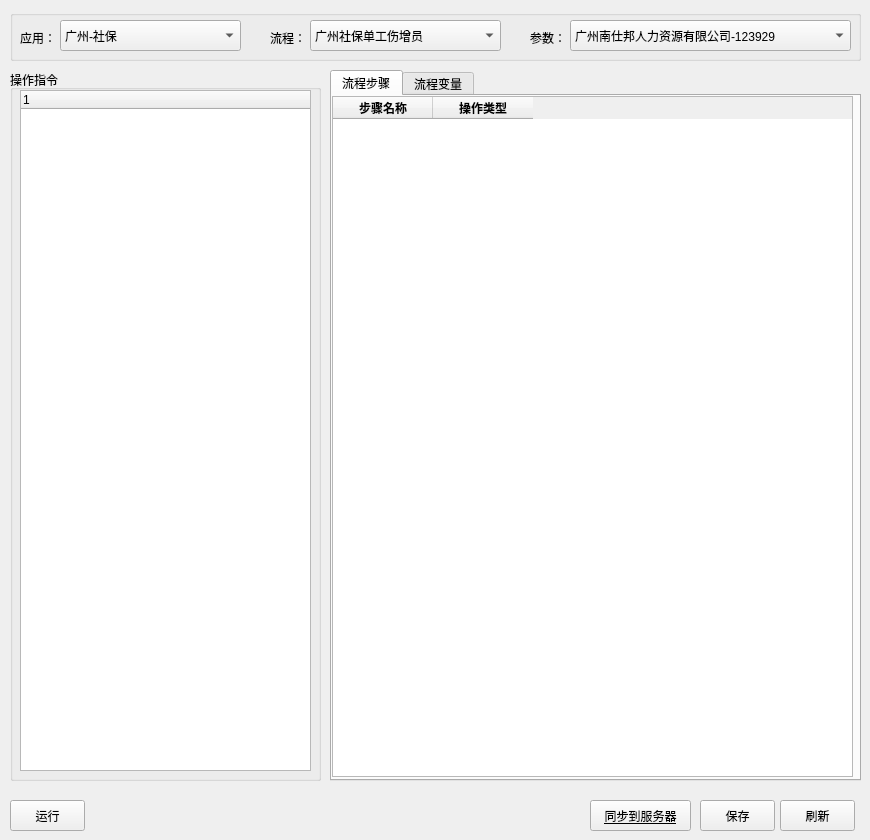
This is src/seebot/seebot/ide/flow_config.ui in itishsy/seebot as Qt 5 draws it before an edit. The edited form follows.
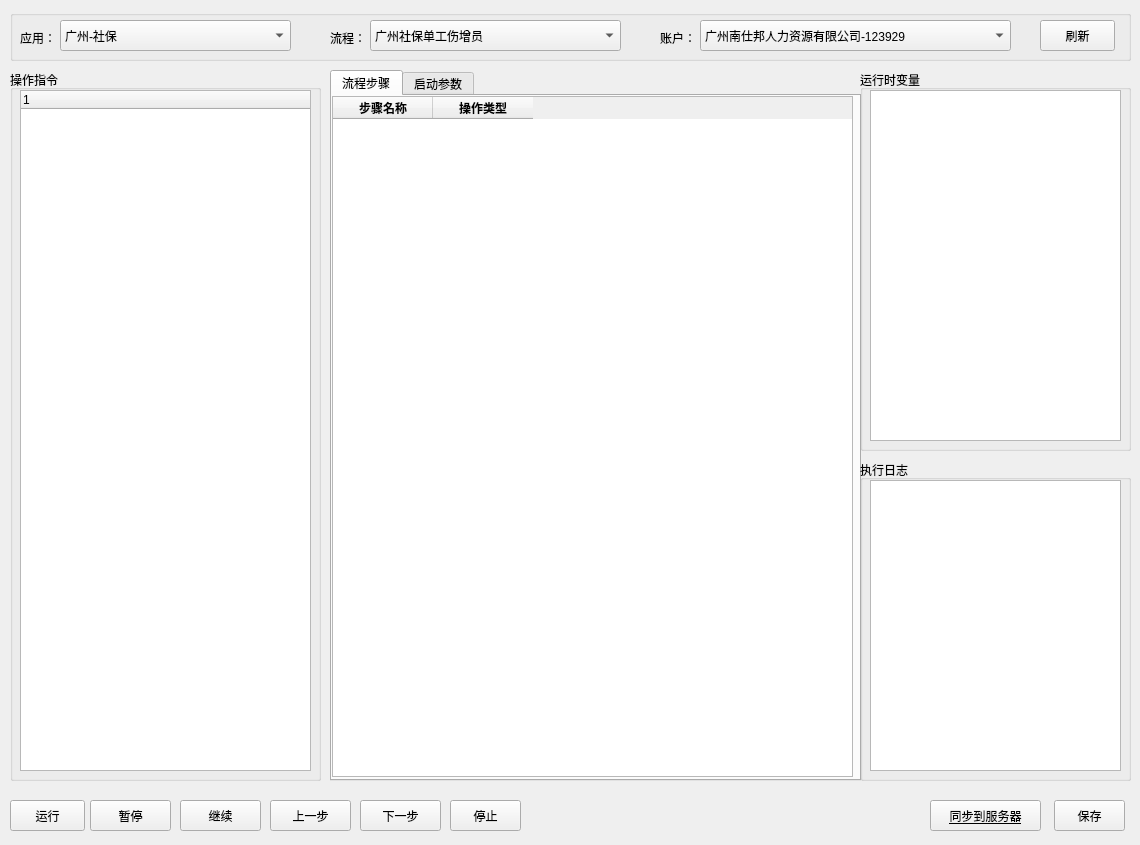
This is the edited form.

Patch:
```diff
--- a/src/seebot/seebot/ide/flow_config.ui
+++ b/src/seebot/seebot/ide/flow_config.ui
@@ -6,8 +6,8 @@
    <rect>
     <x>0</x>
     <y>0</y>
-    <width>870</width>
-    <height>840</height>
+    <width>1140</width>
+    <height>845</height>
    </rect>
   </property>
   <property name="sizePolicy">
@@ -104,7 +104,7 @@
    </widget>
    <widget class="QWidget" name="tab_flow_vars">
     <attribute name="title">
-     <string>流程变量</string>
+     <string>启动参数</string>
     </attribute>
     <widget class="QTableWidget" name="tbl_args">
      <property name="geometry">
@@ -158,9 +158,9 @@
   <widget class="QPushButton" name="btn_save">
    <property name="geometry">
     <rect>
-     <x>700</x>
+     <x>1054</x>
      <y>800</y>
-     <width>75</width>
+     <width>71</width>
      <height>31</height>
     </rect>
    </property>
@@ -171,9 +171,9 @@
   <widget class="QPushButton" name="btn_sync">
    <property name="geometry">
     <rect>
-     <x>590</x>
+     <x>930</x>
      <y>800</y>
-     <width>101</width>
+     <width>111</width>
      <height>31</height>
     </rect>
    </property>
@@ -238,7 +238,7 @@
     <rect>
      <x>10</x>
      <y>10</y>
-     <width>851</width>
+     <width>1121</width>
      <height>51</height>
     </rect>
    </property>
@@ -263,7 +263,7 @@
      <rect>
       <x>50</x>
       <y>10</y>
-      <width>181</width>
+      <width>231</width>
       <height>31</height>
      </rect>
     </property>
@@ -281,7 +281,7 @@
    <widget class="QLabel" name="lab_flow">
     <property name="geometry">
      <rect>
-      <x>260</x>
+      <x>320</x>
       <y>20</y>
       <width>53</width>
       <height>15</height>
@@ -294,9 +294,9 @@
    <widget class="QComboBox" name="cmb_flow">
     <property name="geometry">
      <rect>
-      <x>300</x>
+      <x>360</x>
       <y>10</y>
-      <width>191</width>
+      <width>251</width>
       <height>31</height>
      </rect>
     </property>
@@ -317,22 +317,22 @@
    <widget class="QLabel" name="lab_account">
     <property name="geometry">
      <rect>
-      <x>520</x>
+      <x>650</x>
       <y>20</y>
       <width>53</width>
       <height>15</height>
      </rect>
     </property>
     <property name="text">
-     <string>参数：</string>
+     <string>账户：</string>
     </property>
    </widget>
    <widget class="QComboBox" name="cmb_task">
     <property name="geometry">
      <rect>
-      <x>560</x>
+      <x>690</x>
       <y>10</y>
-      <width>281</width>
+      <width>311</width>
       <height>31</height>
      </rect>
     </property>
@@ -350,20 +350,134 @@
      </property>
     </item>
    </widget>
+   <widget class="QPushButton" name="btn_reload">
+    <property name="geometry">
+     <rect>
+      <x>1030</x>
+      <y>10</y>
+      <width>75</width>
+      <height>31</height>
+     </rect>
+    </property>
+    <property name="text">
+     <string>刷新</string>
+    </property>
+   </widget>
   </widget>
-  <widget class="QPushButton" name="btn_reload">
+  <widget class="QPushButton" name="btn_suspend">
    <property name="geometry">
     <rect>
-     <x>780</x>
+     <x>90</x>
      <y>800</y>
-     <width>75</width>
+     <width>81</width>
      <height>31</height>
     </rect>
    </property>
    <property name="text">
-    <string>刷新</string>
+    <string>暂停</string>
    </property>
   </widget>
+  <widget class="QPushButton" name="btn_continue">
+   <property name="geometry">
+    <rect>
+     <x>180</x>
+     <y>800</y>
+     <width>81</width>
+     <height>31</height>
+    </rect>
+   </property>
+   <property name="text">
+    <string>继续</string>
+   </property>
+  </widget>
+  <widget class="QPushButton" name="btn_back">
+   <property name="geometry">
+    <rect>
+     <x>270</x>
+     <y>800</y>
+     <width>81</width>
+     <height>31</height>
+    </rect>
+   </property>
+   <property name="text">
+    <string>上一步</string>
+   </property>
+  </widget>
+  <widget class="QPushButton" name="btn_next">
+   <property name="geometry">
+    <rect>
+     <x>360</x>
+     <y>800</y>
+     <width>81</width>
+     <height>31</height>
+    </rect>
+   </property>
+   <property name="text">
+    <string>下一步</string>
+   </property>
+  </widget>
+  <widget class="QPushButton" name="btn_stop">
+   <property name="geometry">
+    <rect>
+     <x>450</x>
+     <y>800</y>
+     <width>71</width>
+     <height>31</height>
+    </rect>
+   </property>
+   <property name="text">
+    <string>停止</string>
+   </property>
+  </widget>
+  <widget class="QGroupBox" name="gbx_vars">
+   <property name="geometry">
+    <rect>
+     <x>860</x>
+     <y>70</y>
+     <width>271</width>
+     <height>381</height>
+    </rect>
+   </property>
+   <property name="title">
+    <string>运行时变量</string>
+   </property>
+   <widget class="QTableView" name="tbl_vars">
+    <property name="geometry">
+     <rect>
+      <x>10</x>
+      <y>20</y>
+      <width>251</width>
+      <height>351</height>
+     </rect>
+    </property>
+   </widget>
+  </widget>
+  <widget class="QGroupBox" name="gbx_logs">
+   <property name="geometry">
+    <rect>
+     <x>860</x>
+     <y>460</y>
+     <width>271</width>
+     <height>321</height>
+    </rect>
+   </property>
+   <property name="title">
+    <string>执行日志</string>
+   </property>
+   <widget class="QListWidget" name="lis_logs">
+    <property name="enabled">
+     <bool>true</bool>
+    </property>
+    <property name="geometry">
+     <rect>
+      <x>10</x>
+      <y>20</y>
+      <width>251</width>
+      <height>291</height>
+     </rect>
+    </property>
+   </widget>
+  </widget>
  </widget>
  <resources/>
  <connections/>
```
